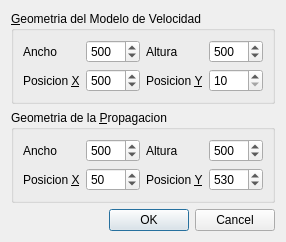
Qt form Dialogs/geometry.ui (edvelezg/viper-sugui) before a commit.
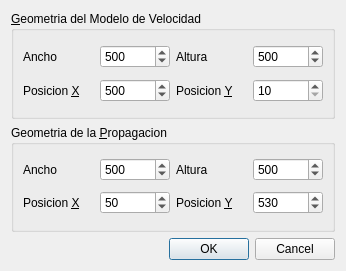
The same form after that commit.

```diff
--- a/Dialogs/geometry.ui
+++ b/Dialogs/geometry.ui
@@ -8,10 +8,16 @@
    <rect>
     <x>0</x>
     <y>0</y>
-    <width>240</width>
-    <height>213</height>
+    <width>346</width>
+    <height>271</height>
    </rect>
   </property>
+  <property name="sizePolicy" >
+   <sizepolicy vsizetype="Fixed" hsizetype="Fixed" >
+    <horstretch>0</horstretch>
+    <verstretch>0</verstretch>
+   </sizepolicy>
+  </property>
   <property name="windowTitle" >
    <string>Geometria de Ventana</string>
   </property>
```
